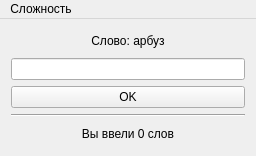
Stals/wordsWithPC, file mainwindow.ui: the form before one commit.
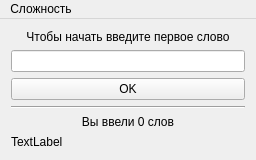
The form after the commit.

Patch:
```diff
--- a/mainwindow.ui
+++ b/mainwindow.ui
@@ -20,7 +20,7 @@
       <item>
        <widget class="QLabel" name="label_2">
         <property name="text">
-         <string>Слово: арбуз</string>
+         <string>Чтобы начать введите первое слово</string>
         </property>
         <property name="alignment">
          <set>Qt::AlignCenter</set>
@@ -58,6 +58,13 @@
         </property>
        </widget>
       </item>
+      <item>
+       <widget class="QLabel" name="label_4">
+        <property name="text">
+         <string>TextLabel</string>
+        </property>
+       </widget>
+      </item>
      </layout>
     </item>
    </layout>
```
